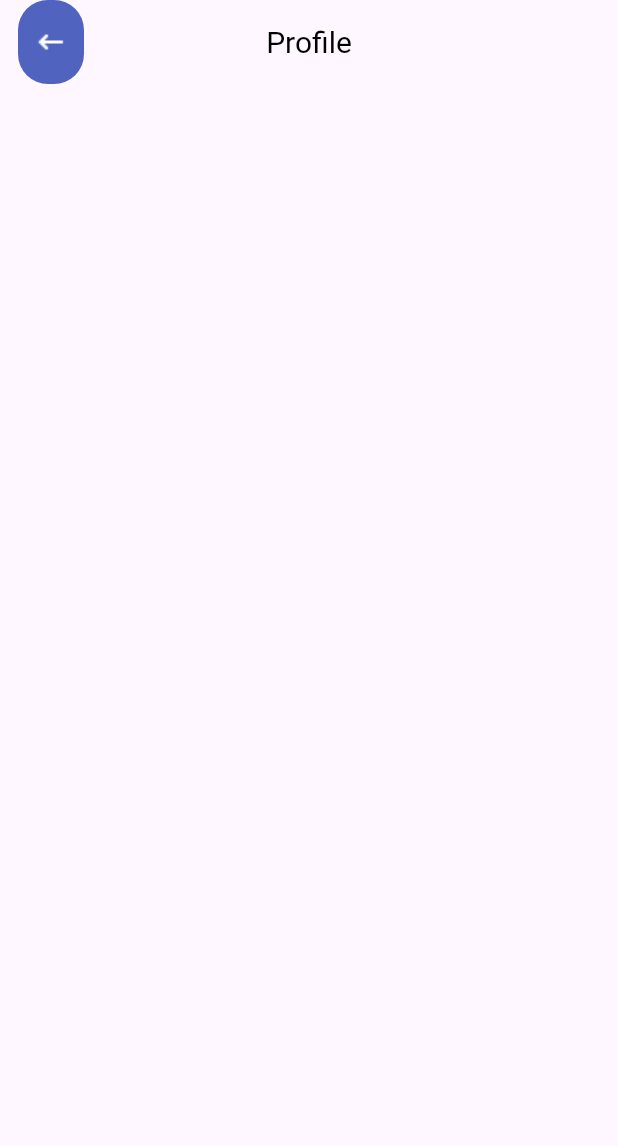
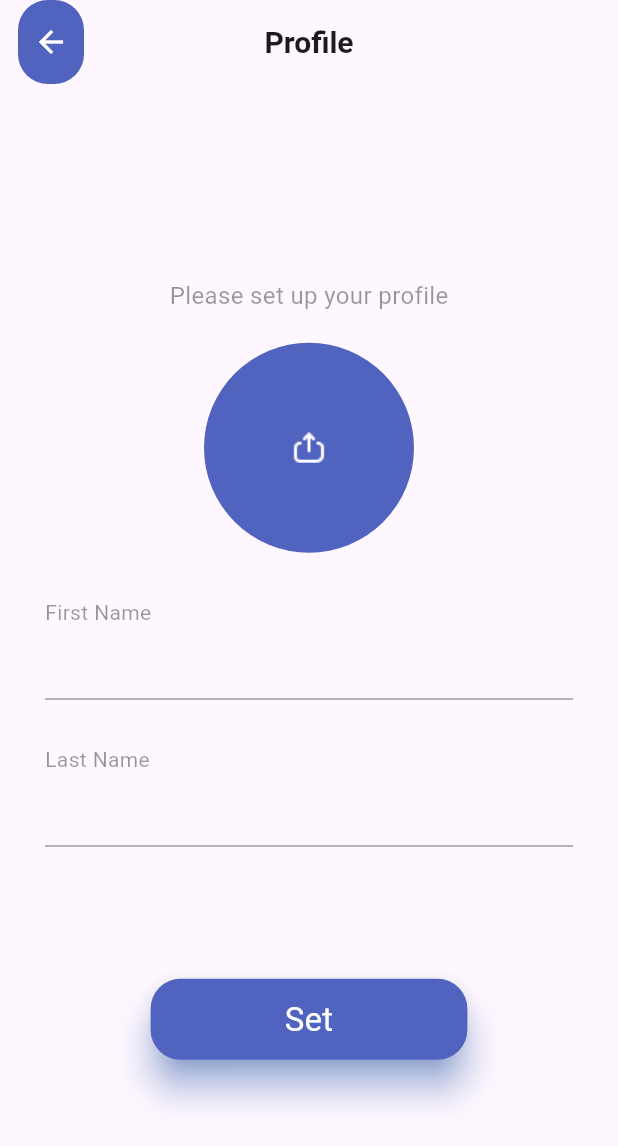
Before and after one commit to Zayahan-Hasan-Shah/Bank-Mobile-App, a Flutter app: the ProfileUpdateScreen screen opened by its route, on a phone screen of 412 x 824 dp. Shown: the top 1146 px of the screen. Run offline on Flutter 3.47's test engine with Material 3 defaults, Android fonts, the phone set to English and light mode, and no system bars; our stand-ins replace connectivity_plus, device_info_plus, flutter_local_notifications, flutter_riverpod, google_fonts, image_picker and 2 more.

Commit message:
profile update screen UI complete

```diff
--- a/bank_app_practice/lib/core/constants.dart
+++ b/bank_app_practice/lib/core/constants.dart
@@ -42,3 +42,7 @@ const dhaa = 'Don\'t have an account?';
 
 /// profile updates
 const profileTitle = 'Profile';
+const psuyp = 'Please set up your profile';
+const fn = 'First Name';
+const ln = 'Last Name';
+const s = 'Set';
--- a/bank_app_practice/lib/core/images.dart
+++ b/bank_app_practice/lib/core/images.dart
@@ -10,4 +10,5 @@ class ImageAssets {
   static const String facebookImage = 'assets/images/facebook.png';
 
   static const String backArrowIcon = 'assets/icons/backArrow.png';
+  static const String uploadIcon = 'assets/icons/upload.png';
 }
--- /dev/null
+++ b/bank_app_practice/lib/utils/customAppBar.dart
@@ -0,0 +1,47 @@
+import 'package:bank_app_practice/core/colors.dart';
+import 'package:bank_app_practice/navigation/navigationHelper.dart';
+import 'package:flutter/material.dart';
+
+class CustomAppBar extends StatelessWidget implements PreferredSizeWidget {
+  final String title;
+  final VoidCallback? onBack;
+  final Color backgroundColor;
+  final Widget? backIcon;
+
+  const CustomAppBar({
+    Key? key,
+    required this.title,
+    this.onBack,
+    this.backgroundColor = Colors.transparent,
+    this.backIcon,
+  }) : super(key: key);
+
+  @override
+  Size get preferredSize => const Size.fromHeight(kToolbarHeight);
+
+  @override
+  Widget build(BuildContext context) {
+    return AppBar(
+      automaticallyImplyLeading: false,
+      backgroundColor: backgroundColor,
+      centerTitle: true,
+      title: Text(
+        title,
+        style: TextStyle(fontSize: 20, fontWeight: FontWeight.w600),
+      ),
+      leading: Container(
+        margin: const EdgeInsets.only(left: 12),
+        width: 90,
+        height: 60,
+        decoration: BoxDecoration(
+          color: ColorsPallete.buttonColor,
+          borderRadius: BorderRadius.circular(20),
+        ),
+        child: IconButton(
+          onPressed: onBack ?? () => pop(),
+          icon: backIcon ?? const Icon(Icons.arrow_back, color: Colors.white),
+        ),
+      ),
+    );
+  }
+}
--- a/bank_app_practice/lib/utils/validations.dart
+++ b/bank_app_practice/lib/utils/validations.dart
@@ -9,7 +9,6 @@ class AppValidations {
     }
     return null;
   }
-
 
   /// Password validation check
   static String? passwordValidation(String? value) {
@@ -46,4 +45,14 @@ class AppValidations {
     return null;
   }
 
+  /// Name check vaidation check
+  static String? nameValidation(String? value) {
+    final RegExp nameRegex = RegExp(r'^[a-zA-Z]+$');
+    if (value == null || value.trim().isEmpty) {
+      return 'Name is required';
+    } else if (!nameRegex.hasMatch(value.trim())) {
+      return 'Enter a valid name (letters only)';
+    }
+    return null;
+  }
 }
--- a/bank_app_practice/lib/views/auth/profileUpdateScreen.dart
+++ b/bank_app_practice/lib/views/auth/profileUpdateScreen.dart
@@ -1,8 +1,17 @@
+import 'dart:io';
+
 import 'package:bank_app_practice/core/colors.dart';
 import 'package:bank_app_practice/core/constants.dart';
 import 'package:bank_app_practice/core/images.dart';
+import 'package:bank_app_practice/navigation/navigationHelper.dart';
+import 'package:bank_app_practice/routes/appRoutes.dart';
+import 'package:bank_app_practice/utils/customAppBar.dart';
+import 'package:bank_app_practice/utils/customButton.dart';
+import 'package:bank_app_practice/utils/customTextField.dart';
 import 'package:bank_app_practice/utils/titleText.dart';
+import 'package:bank_app_practice/utils/validations.dart';
 import 'package:flutter/material.dart';
+import 'package:image_picker/image_picker.dart';
 
 class ProfileUpdateScreen extends StatefulWidget {
   const ProfileUpdateScreen({super.key});
@@ -12,22 +21,162 @@ class ProfileUpdateScreen extends StatefulWidget {
 }
 
 class _ProfileUpdateScreenState extends State<ProfileUpdateScreen> {
+  File? image;
+  bool isEmailValid = false;
+  final picker = ImagePicker();
+  final TextEditingController firstNameController = TextEditingController();
+  final TextEditingController lastNameController = TextEditingController();
+  final GlobalKey<FormState> formKey = GlobalKey<FormState>();
+
+  @override
+  void initState() {
+    super.initState();
+    firstNameController.addListener(() {
+      final isValid =
+          AppValidations.nameValidation(firstNameController.text) == null;
+      if (isEmailValid != isValid) {
+        setState(() {
+          isEmailValid = isValid;
+        });
+      }
+    });
+    lastNameController.addListener(() {
+      final isValid =
+          AppValidations.nameValidation(lastNameController.text) == null;
+      if (isEmailValid != isValid) {
+        setState(() {
+          isEmailValid = isValid;
+        });
+      }
+    });
+  }
+
   @override
   Widget build(BuildContext context) {
     return Scaffold(
-      appBar: AppBar(
-        automaticallyImplyLeading: false,
-        title: TitleText(title: profileTitle, fontSize: 20,),
-        centerTitle: true,
-        leading: Container(
-          margin: EdgeInsets.only(left: 12),
-          width: 80,
-          decoration: BoxDecoration(
-            color: ColorsPallete.buttonColor,
-            borderRadius: BorderRadius.circular(20),
+      appBar: CustomAppBar(title: profileTitle),
+      body: Padding(
+        padding: const EdgeInsets.symmetric(horizontal: 30),
+        child: Form(
+          child: Column(
+            mainAxisAlignment: MainAxisAlignment.center,
+            children: [
+              buildProfileImagePicker(image: image, onTap: _pickImage),
+              SizedBox(height: 30),
+              _buildFirstNameField(),
+              SizedBox(height: 20),
+              _buildLastNameField(),
+              SizedBox(height: 60),
+              _setButton()
+            ],
           ),
-          child: IconButton(
-              onPressed: () {}, icon: Image.asset(ImageAssets.backArrowIcon)),
+        ),
+      ),
+    );
+  }
+
+  Future<void> _pickImage() async {
+    final pickedFile = await picker.pickImage(source: ImageSource.gallery);
+    if (pickedFile != null) {
+      setState(() {
+        image = File(pickedFile.path);
+      });
+    }
+  }
+
+  Widget buildProfileImagePicker({
+    required File? image,
+    required VoidCallback onTap,
+    double radius = 70,
+  }) {
+    return Center(
+      child: GestureDetector(
+          onTap: onTap,
+          child: Column(
+            children: [
+              TitleText(
+                title: psuyp,
+                fontSize: 16,
+                color: ColorsPallete.black.withOpacity(0.4),
+              ),
+              SizedBox(height: 20),
+              CircleAvatar(
+                radius: radius,
+                backgroundColor: ColorsPallete.buttonColor,
+                backgroundImage: image != null ? FileImage(image) : null,
+                child:
+                    image == null ? Image.asset(ImageAssets.uploadIcon) : null,
+              ),
+            ],
+          )),
+    );
+  }
+
+  Widget _buildFirstNameField() {
+    return Column(
+      crossAxisAlignment: CrossAxisAlignment.start,
+      children: [
+        TitleText(
+          title: fn,
+          color: ColorsPallete.black.withOpacity(0.4),
+        ),
+        CustomTextField(
+          controller: firstNameController,
+          validator: AppValidations.nameValidation,
+          obsText: false,
+          suffixIcon: isEmailValid
+              ? const Icon(Icons.check_circle, color: ColorsPallete.titleColor)
+              : null,
+        ),
+        const SizedBox(height: 10),
+      ],
+    );
+  }
+
+  Widget _buildLastNameField() {
+    return Column(
+      crossAxisAlignment: CrossAxisAlignment.start,
+      children: [
+        TitleText(
+          title: ln,
+          color: ColorsPallete.black.withOpacity(0.4),
+        ),
+        CustomTextField(
+          controller: lastNameController,
+          validator: AppValidations.nameValidation,
+          obsText: false,
+          suffixIcon: isEmailValid
+              ? const Icon(Icons.check_circle, color: ColorsPallete.titleColor)
+              : null,
+        ),
+        const SizedBox(height: 40),
+      ],
+    );
+  }
+
+  Widget _setButton() {
+    return SizedBox(
+      height: 30,
+      child: Center(
+        child: CustomButton(
+          heightFactor: 1.8,
+          widthFactor: 0.6,
+          borderRadiusButton: 20,
+          alignmentButton: Alignment.center,
+          onTap: () {
+            if (formKey.currentState!.validate()) {
+              print("Form is valid. Proceed with profile update.");
+              pushNamed(AppRoutes.profileUpdateScreen);
+            } else {
+              print("Form is invalid. Show errors.");
+            }
+          },
+          child: TitleText(
+            title: s,
+            fontSize: 22,
+            textAlign: TextAlign.center,
+            color: ColorsPallete.white,
+          ),
         ),
       ),
     );
--- a/bank_app_practice/pubspec.yaml
+++ b/bank_app_practice/pubspec.yaml
@@ -42,6 +42,7 @@ dependencies:
   device_info_plus: ^11.3.0
   permission_handler: ^12.0.0+1
   smooth_page_indicator: ^1.2.1
+  image_picker: ^1.1.2
 
 dev_dependencies:
   flutter_test:
```
Also changed, not shown: bank_app_practice/assets/icons/upload.png (added), bank_app_practice/pubspec.lock, 6 other files.
